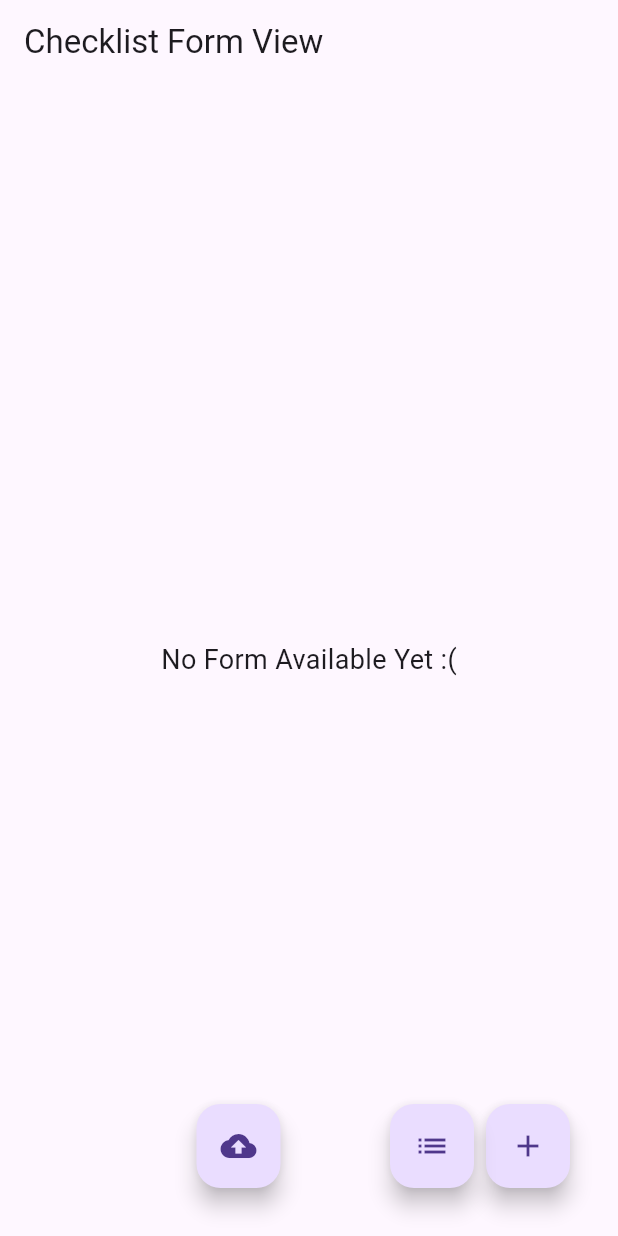
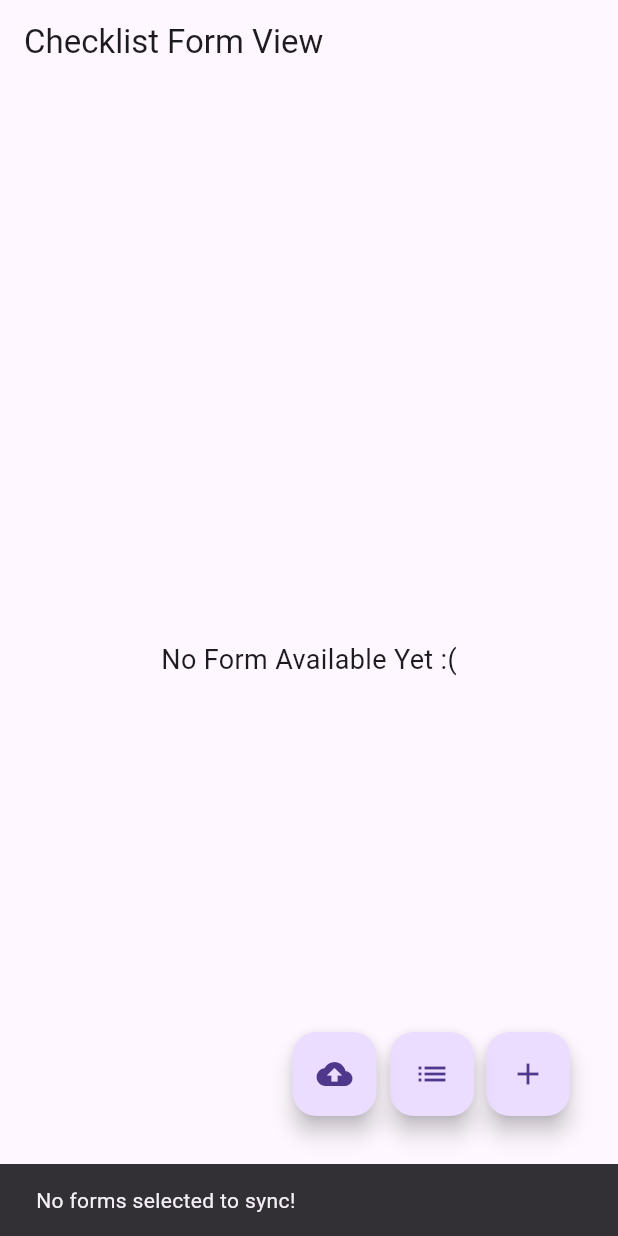
Before and after one commit to korneliarhyu/drone_checklist, a Flutter app: the screen it shows after launch, after a tap on the "cloud upload" icon, on a phone screen of 412 x 824 dp. Run offline on Flutter 3.47's test engine with Material 3 defaults, Android fonts, the phone set to English and light mode, and no system bars; our stand-ins replace awesome_snackbar_content, dio, google_fonts, retrofit, sqflite; accounts and stored records are empty; generated files the repository leaves out were written again.

Commit message:
update sync

```diff
--- a/lib/view/form_view.dart
+++ b/lib/view/form_view.dart
@@ -1,4 +1,8 @@
+import 'dart:convert';
+
+import 'package:dio/dio.dart';
 import 'package:drone_checklist/database/database_helper.dart';
+import 'package:drone_checklist/services/api_service.dart';
 import 'package:drone_checklist/view/form_detail.dart';
 import 'package:flutter/material.dart';
 import 'package:drone_checklist/view/template_view.dart';
@@ -78,6 +82,51 @@ class _FormCreateState extends State<FormCreate> {
 
     //debug ambil id yang dipilih
     print("Syncing ID(s): $selectedForms");
+
+    if(selectedForms.isEmpty){
+      ScaffoldMessenger.of(context).showSnackBar(
+          const SnackBar(content: Text('No forms selected to sync!')),
+      );
+      return;
+    }
+
+    try{
+      List<Map<String, dynamic>?> formToSync = await Future.wait(
+        selectedForms.map((formId) => DatabaseHelper.getFormById(formId)),
+      );
+
+      List<Map<String, dynamic>?> syncData = formToSync.map((form){
+        return {
+          "submissionName": form?['formName'],
+          "templateId": form?['templateId'],
+          "submittedBy": "User", //hardcode dulu ya
+          "submittedDate": DateTime.now().toIso8601String(),
+        "formData": form?['formData'],
+        };
+      }).toList();
+
+      //panggil apiapi
+      final dio = Dio();
+      final apiService = ApiService(dio);
+
+      List<Map<String, dynamic>> newSyncData = syncData.where((map) => map != null).cast<Map<String, dynamic>>().toList();
+
+      //sync process
+      for(var data in newSyncData){
+        print(const JsonEncoder.withIndent('  ').convert(data));
+        final response = await apiService.syncData(data);
+        print("Sync Succesful: $response");
+      }
+
+      ScaffoldMessenger.of(context).showSnackBar(
+        const SnackBar(content: Text('Syncing Succesful!')),
+      );
+    } catch (e){
+      print("Sync Error: $e");
+      ScaffoldMessenger.of(context).showSnackBar(
+          SnackBar(content: Text('Sync Error: $e'))
+      );
+    }
   }
 
   @override
@@ -114,7 +163,7 @@ class _FormCreateState extends State<FormCreate> {
         // ),
         Positioned(
           bottom: 16,
-          right: 209,
+          right: 145,
           child: FloatingActionButton(
             heroTag: "sync",
             onPressed: _sync,
--- a/lib/view/template_detail.dart
+++ b/lib/view/template_detail.dart
@@ -167,7 +167,7 @@ class _TemplateDetailState extends State<TemplateDetail> {
           ),
         ),
 
-        //ini tadinya error
+
         ...section.keys.take(1).expand((entry){
 
           Map<String, dynamic> param = new Map<String, dynamic>();//temp
```
Also changed, not shown: lib/view/form_create.dart (+43 -3 lines).
